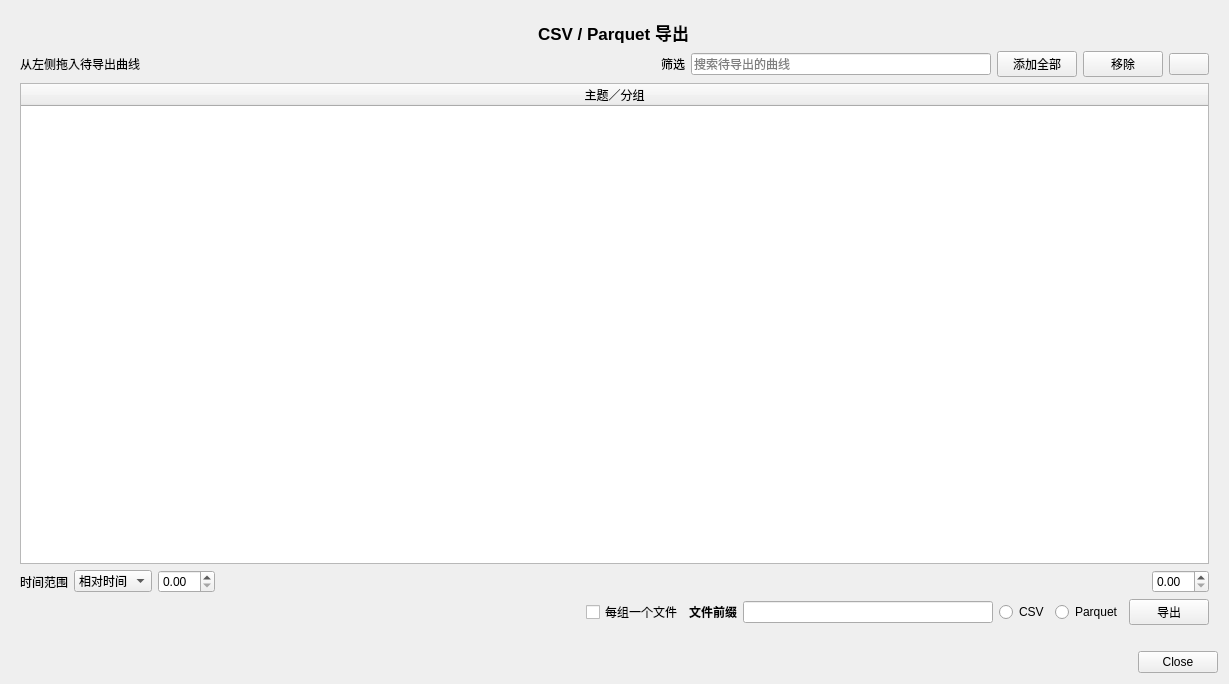
Above: patches/toolbox_csv.ui from hlian8700-afk/PlotJuggler-GW-Chinese before the change. Below: the same form after it.
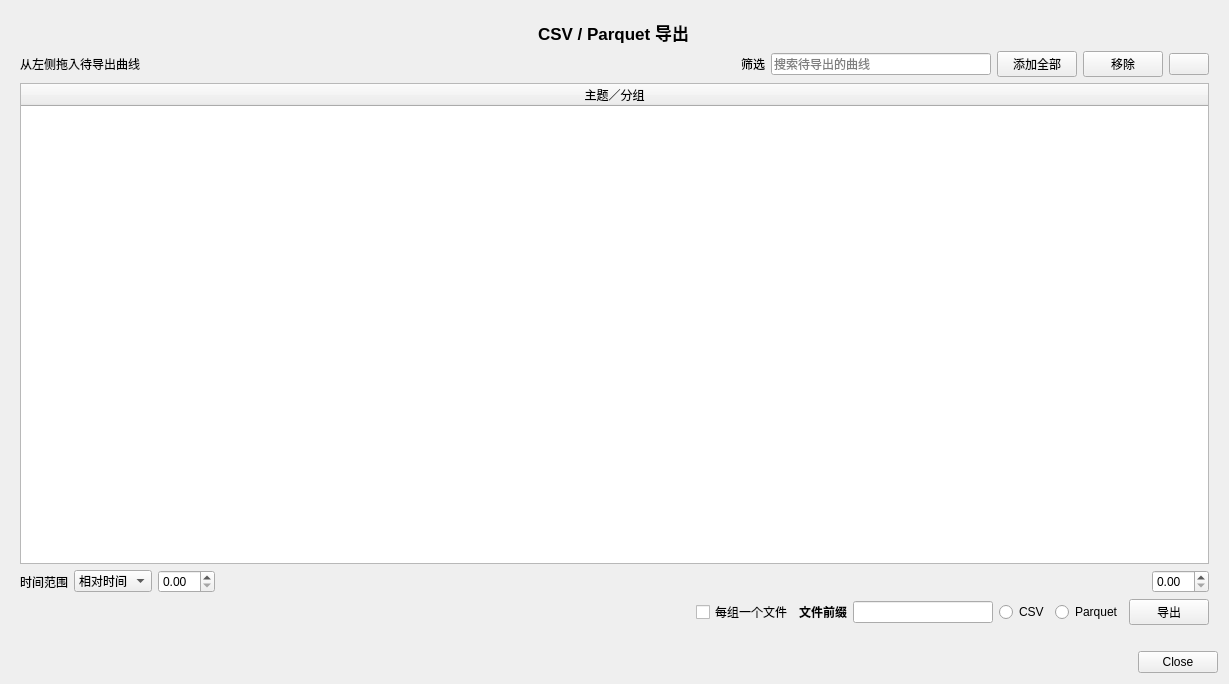
That is the form after the change. Custom widgets are drawn as their Qt base class.

Commit message: Keep tool pages within the available window width

The edit to the form file:
```diff
--- a/patches/toolbox_csv.ui
+++ b/patches/toolbox_csv.ui
@@ -99,7 +99,7 @@
               <property name="placeholderText"><string>搜索待导出的曲线</string></property>
               <property name="maximumSize">
                <size>
-                <width>300</width>
+                <width>220</width>
                 <height>16777215</height>
                </size>
               </property>
@@ -280,7 +280,7 @@
            <widget class="QLineEdit" name="lineEditPrefix">
             <property name="maximumSize">
              <size>
-              <width>250</width>
+              <width>140</width>
               <height>16777215</height>
              </size>
             </property>
```
The commit also changes 4 other files.
